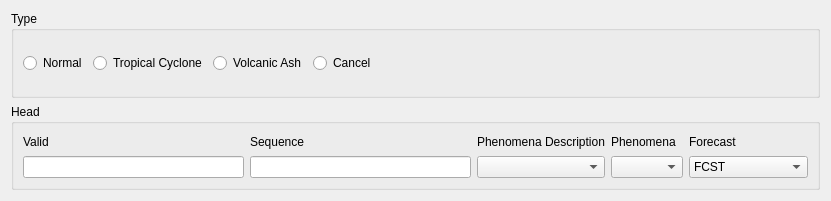
First picture: the form in tafor/components/ui/sigmet_type.ui, repository up1and/tafor, before the edit.
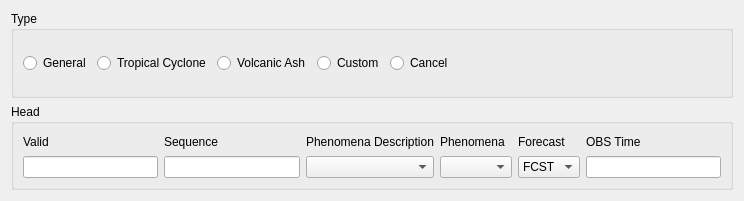
Second picture: the form after the edit.

Commit message: 新增 SIGMET 编辑器

Patch:
```diff
--- a/tafor/components/ui/sigmet_type.ui
+++ b/tafor/components/ui/sigmet_type.ui
@@ -6,7 +6,7 @@
    <rect>
     <x>0</x>
     <y>0</y>
-    <width>831</width>
+    <width>744</width>
     <height>201</height>
    </rect>
   </property>
@@ -21,9 +21,9 @@
      </property>
      <layout class="QHBoxLayout" name="horizontalLayout_2">
       <item>
-       <widget class="QRadioButton" name="normal">
+       <widget class="QRadioButton" name="general">
         <property name="text">
-         <string>Normal</string>
+         <string>General</string>
         </property>
        </widget>
       </item>
@@ -41,6 +41,13 @@
         </property>
        </widget>
       </item>
+      <item>
+       <widget class="QRadioButton" name="custom">
+        <property name="text">
+         <string>Custom</string>
+        </property>
+       </widget>
+      </item>
       <item>
        <widget class="QRadioButton" name="cancel">
         <property name="text">
@@ -70,6 +77,9 @@
       <string>Head</string>
      </property>
      <layout class="QGridLayout" name="gridLayout_2">
+      <item row="1" column="1">
+       <widget class="QLineEdit" name="sequence"/>
+      </item>
       <item row="0" column="3">
        <widget class="QLabel" name="phenomenaLabel">
         <property name="text">
@@ -84,15 +94,12 @@
         </property>
        </widget>
       </item>
-      <item row="1" column="1">
-       <widget class="QLineEdit" name="sequence"/>
-      </item>
-      <item row="1" column="3">
-       <widget class="QComboBox" name="phenomena"/>
-      </item>
       <item row="1" column="0">
        <widget class="QLineEdit" name="valid"/>
       </item>
+      <item row="1" column="3">
+       <widget class="QComboBox" name="phenomena"/>
+      </item>
       <item row="1" column="4">
        <widget class="QComboBox" name="forecast">
         <item>
@@ -105,11 +112,6 @@
           <string>OBS</string>
          </property>
         </item>
-        <item>
-         <property name="text">
-          <string>OBS AND FCST</string>
-         </property>
-        </item>
        </widget>
       </item>
       <item row="0" column="4">
@@ -136,6 +138,16 @@
         </property>
        </widget>
       </item>
+      <item row="0" column="5">
+       <widget class="QLabel" name="obsTimeLabel">
+        <property name="text">
+         <string>OBS Time</string>
+        </property>
+       </widget>
+      </item>
+      <item row="1" column="5">
+       <widget class="QLineEdit" name="obsTime"/>
+      </item>
      </layout>
     </widget>
    </item>
```
The commit also changes 7 other files.
